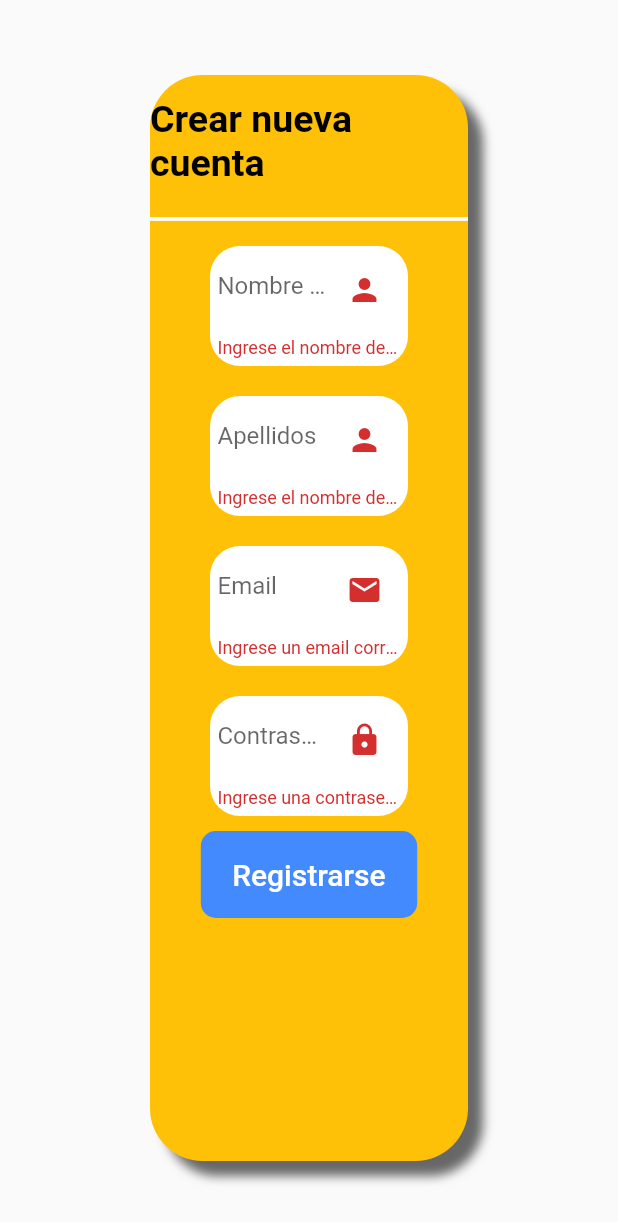
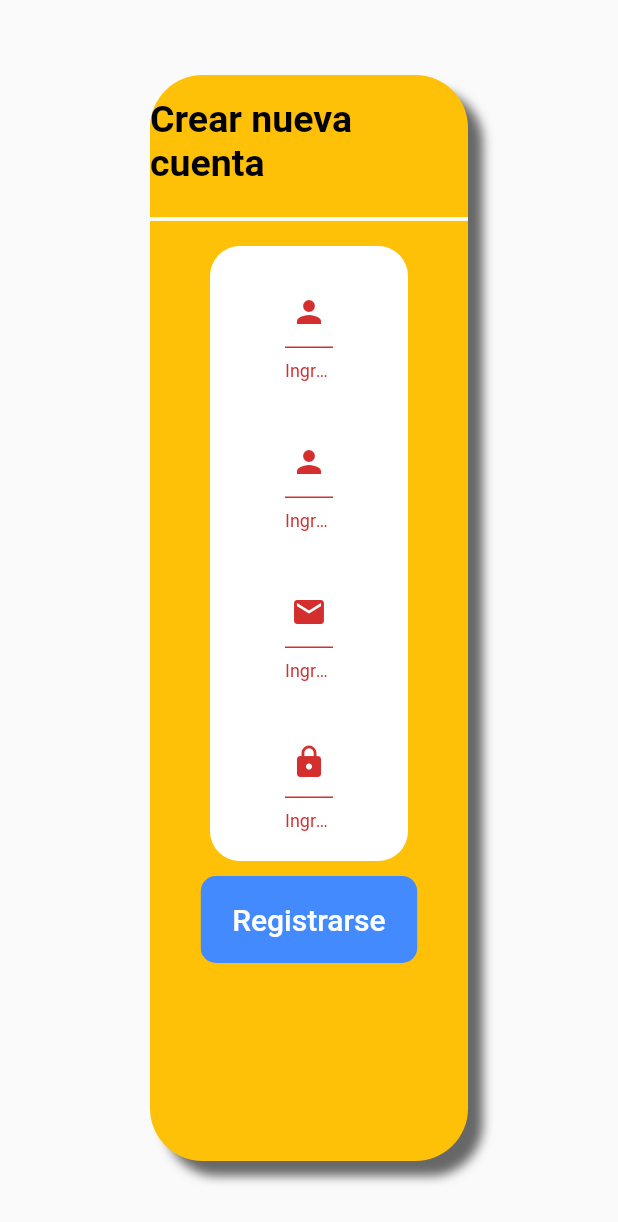
Before and after one commit to HuamanAngel/picktockapp, a Flutter app: the Registro widget shown alone on an empty page, opened directly, after a tap on "Registrarse", on a phone screen of 412 x 824 dp. Shown: the top 1222 px of the screen. Run offline on Flutter 3.47's test engine with Material 2 defaults, Android fonts, the phone set to English and light mode, and no system bars; our stand-ins replace flutter_svg, font_awesome_flutter, image_picker; accounts and stored records are empty; Roboto replaces fonts that are missing (Arial).

Commit message:
integracion de inicio de sesion y registro 4

```diff
--- a/lib/ui/login/crear_usuario.dart
+++ b/lib/ui/login/crear_usuario.dart
@@ -27,7 +27,7 @@
     final authProvider = Provider.of<AuthProvider>(context);
     return Container(
       decoration: BoxDecoration(
-        color: Color.fromARGB(255, 255, 193, 7).withAlpha(255),
+        color: Color.fromARGB(255, 255, 193, 7),
         borderRadius: BorderRadius.circular(35),
         boxShadow: [
           BoxShadow(
@@ -58,10 +58,24 @@
           key: _formKey,
           child: Column(
             children: <Widget>[
-              CampotextoUser(controllerName),
-              CampotextoLastname(controllerLastname),
-              CampotextoEmail(controllerEmail),
-              CampotextoPassword(controllerPassword),
+              Container(
+                margin:
+                    EdgeInsets.only(top: 10, left: 40, right: 40, bottom: 10),
+                padding: EdgeInsets.all(5),
+                decoration: BoxDecoration(
+                  color: Colors.white,
+                  borderRadius: BorderRadius.all(
+                      Radius.circular(20)), // set rounded corner radius
+                ),
+                child: Column(
+                  children: [
+                    CampotextoUser(controllerName),
+                    CampotextoLastname(controllerLastname),
+                    CampotextoEmail(controllerEmail),
+                    CampotextoPassword(controllerPassword),
+                  ],
+                ),
+              ),
               Container(
                 //margin: EdgeInsets.only(top: 20),
                 decoration: BoxDecoration(
@@ -105,8 +119,7 @@
     padding: EdgeInsets.all(5),
     decoration: BoxDecoration(
       color: Colors.white,
-      borderRadius:
-          BorderRadius.all(Radius.circular(20)), // set rounded corner radius
+      // set rounded corner radius
     ),
     child: TextFormField(
       validator: (value) {
@@ -117,8 +130,11 @@
       controller: controller,
       decoration: InputDecoration(
         hintText: 'Nombre de usuario',
-        border: InputBorder.none,
         suffixIcon: Icon(Icons.person),
+        hintStyle: TextStyle(
+          fontSize: 17,
+          fontWeight: FontWeight.bold,
+        ),
       ),
     ),
   );
@@ -130,8 +146,7 @@
     padding: EdgeInsets.all(5),
     decoration: BoxDecoration(
       color: Colors.white,
-      borderRadius:
-          BorderRadius.all(Radius.circular(20)), // set rounded corner radius
+      // set rounded corner radius
     ),
     child: TextFormField(
       validator: (value) {
@@ -142,8 +157,11 @@
       controller: controller,
       decoration: InputDecoration(
         hintText: 'Apellidos',
-        border: InputBorder.none,
         suffixIcon: Icon(Icons.person),
+        hintStyle: TextStyle(
+          fontSize: 17,
+          fontWeight: FontWeight.bold,
+        ),
       ),
     ),
   );
@@ -155,14 +173,16 @@
     padding: EdgeInsets.all(5),
     decoration: BoxDecoration(
       color: Colors.white,
-      borderRadius:
-          BorderRadius.all(Radius.circular(20)), // set rounded corner radius
+      // set rounded corner radius
     ),
     child: TextFormField(
       decoration: InputDecoration(
         hintText: 'Email',
-        border: InputBorder.none,
         suffixIcon: Icon(Icons.mail),
+        hintStyle: TextStyle(
+          fontSize: 17,
+          fontWeight: FontWeight.bold,
+        ),
       ),
       controller: controller,
       validator: (value) {
@@ -180,14 +200,16 @@
     padding: EdgeInsets.all(5),
     decoration: BoxDecoration(
       color: Colors.white,
-      borderRadius:
-          BorderRadius.all(Radius.circular(20)), // set rounded corner radius
+      // set rounded corner radius
     ),
     child: TextFormField(
       decoration: InputDecoration(
         hintText: 'Contraseña',
-        border: InputBorder.none,
         suffixIcon: Icon(Icons.lock),
+        hintStyle: TextStyle(
+          fontSize: 17,
+          fontWeight: FontWeight.bold,
+        ),
       ),
       controller: controller,
       obscureText: true,
@@ -206,14 +228,17 @@
     padding: EdgeInsets.all(5),
     decoration: BoxDecoration(
       color: Colors.white,
-      borderRadius:
-          BorderRadius.all(Radius.circular(20)), // set rounded corner radius
+      // set rounded corner radius
     ),
     child: TextFormField(
       decoration: InputDecoration(
         hintText: 'Confirmar contraseña',
         border: InputBorder.none,
         suffixIcon: Icon(Icons.lock),
+        hintStyle: TextStyle(
+          fontSize: 17,
+          fontWeight: FontWeight.bold,
+        ),
       ),
       obscureText: true,
       controller: controller,
```
Also changed, not shown: lib/data/repository/http_auth_repository.dart (+7 -5 lines), lib/ui/login/login.dart (+22 -15 lines), 1 other file.
